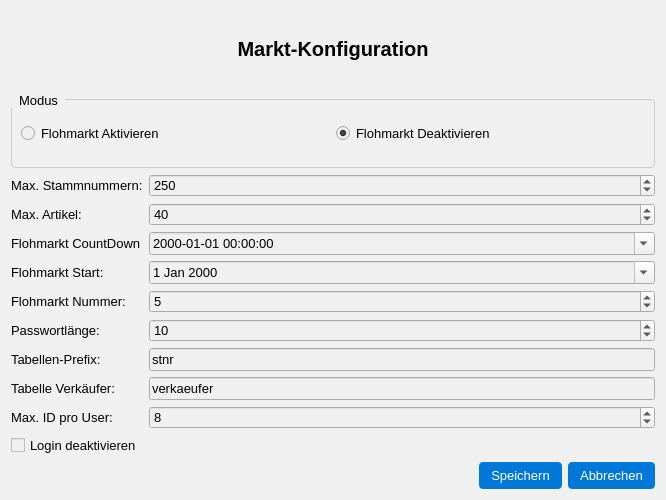
Old version of the form src/ui/design/market_setting.ui in the repository CodeName-666/VDataParser.
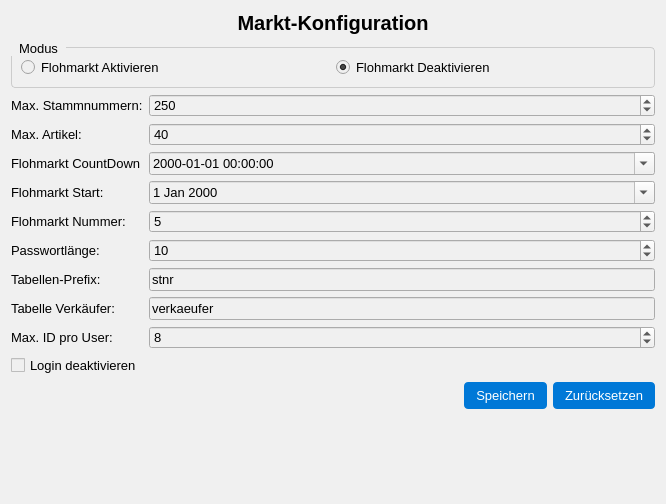
New version of the form.

Patch:
```diff
--- a/src/ui/design/market_setting.ui
+++ b/src/ui/design/market_setting.ui
@@ -7,7 +7,7 @@
     <x>0</x>
     <y>0</y>
     <width>666</width>
-    <height>500</height>
+    <height>504</height>
    </rect>
   </property>
   <property name="windowTitle">
@@ -265,12 +265,25 @@
      <item>
       <widget class="QPushButton" name="buttonCancel">
        <property name="text">
-        <string>Abbrechen</string>
+        <string>Zurücksetzen</string>
        </property>
       </widget>
      </item>
     </layout>
    </item>
+   <item>
+    <spacer name="verticalSpacer">
+     <property name="orientation">
+      <enum>Qt::Orientation::Vertical</enum>
+     </property>
+     <property name="sizeHint" stdset="0">
+      <size>
+       <width>20</width>
+       <height>80</height>
+      </size>
+     </property>
+    </spacer>
+   </item>
   </layout>
  </widget>
  <resources/>
```
Left out of the diff: 4 changed lines with no effect on the pictures.
